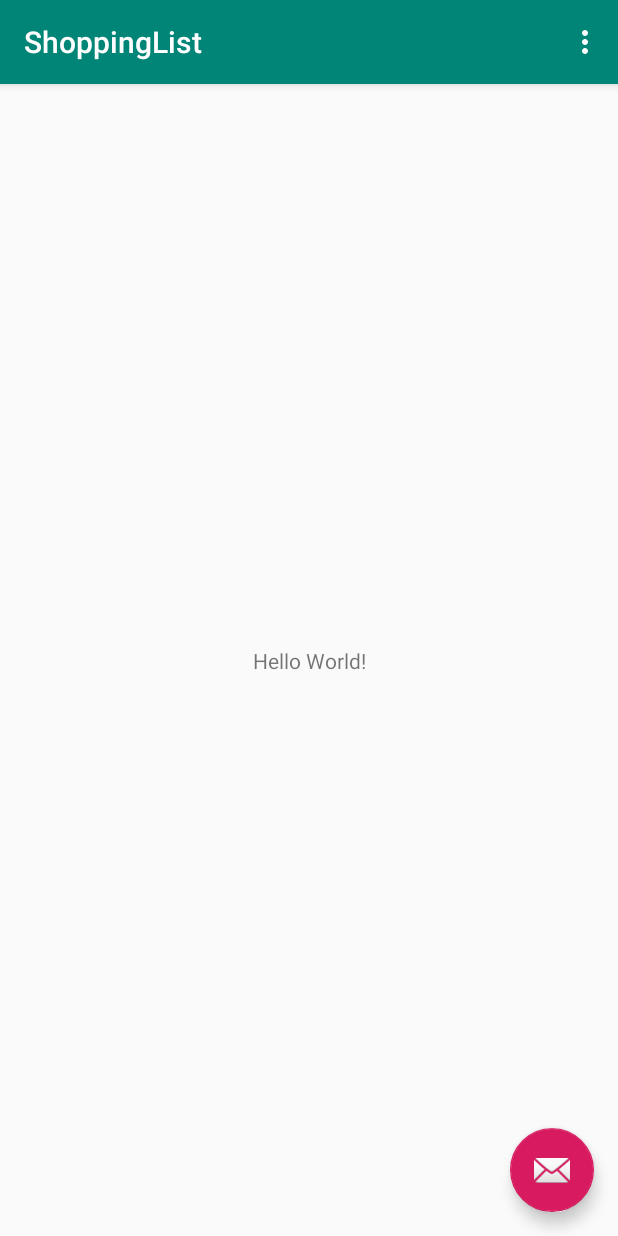
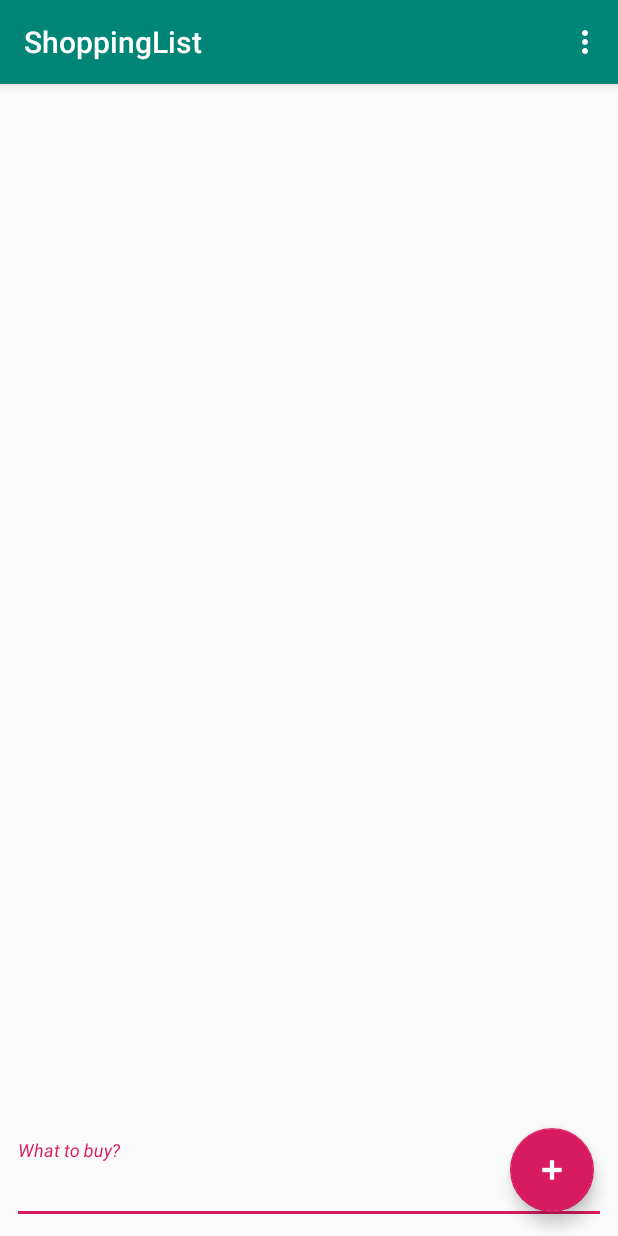
Before and after one commit to LorenzoKorn/shoppingList, an Android app: the screen it shows after launch (MainActivity), on a phone screen of 412 x 824 dp. Run offline under Robolectric (Android 15) with nearby library versions, the phone set to English and light mode, and no system bars.

Commit message:
added page layout

```diff
--- a/app/src/main/res/layout/activity_main.xml
+++ b/app/src/main/res/layout/activity_main.xml
@@ -28,6 +28,7 @@
         android:layout_height="wrap_content"
         android:layout_gravity="bottom|end"
         android:layout_margin="@dimen/fab_margin"
-        app:srcCompat="@android:drawable/ic_dialog_email" />
+        android:tint="@android:color/white"
+        app:srcCompat="@android:drawable/ic_input_add" />
 
 </androidx.coordinatorlayout.widget.CoordinatorLayout>
--- a/app/src/main/res/layout/content_main.xml
+++ b/app/src/main/res/layout/content_main.xml
@@ -8,13 +8,31 @@
     tools:context=".MainActivity"
     tools:showIn="@layout/activity_main">
 
-    <TextView
-        android:layout_width="wrap_content"
+    <com.google.android.material.textfield.TextInputLayout
+        android:id="@+id/textInputLayout3"
+        android:layout_width="match_parent"
         android:layout_height="wrap_content"
-        android:text="Hello World!"
+        android:layout_marginStart="8dp"
+        android:layout_marginEnd="8dp"
+        android:layout_marginBottom="8dp"
         app:layout_constraintBottom_toBottomOf="parent"
-        app:layout_constraintLeft_toLeftOf="parent"
-        app:layout_constraintRight_toRightOf="parent"
+        app:layout_constraintEnd_toEndOf="parent"
+        app:layout_constraintStart_toStartOf="parent">
+
+        <com.google.android.material.textfield.TextInputEditText
+            android:id="@+id/new_item_input"
+            android:layout_width="match_parent"
+            android:layout_height="wrap_content"
+            android:hint="@string/hint"
+            android:textStyle="italic" />
+    </com.google.android.material.textfield.TextInputLayout>
+
+    <androidx.recyclerview.widget.RecyclerView
+        android:id="@+id/shopping_list"
+        android:layout_width="0dp"
+        android:layout_height="0dp"
+        app:layout_constraintBottom_toTopOf="@+id/textInputLayout3"
+        app:layout_constraintEnd_toEndOf="parent"
+        app:layout_constraintStart_toStartOf="parent"
         app:layout_constraintTop_toTopOf="parent" />
-
 </androidx.constraintlayout.widget.ConstraintLayout>
--- a/app/src/main/res/values/strings.xml
+++ b/app/src/main/res/values/strings.xml
@@ -1,4 +1,5 @@
 <resources>
     <string name="app_name">ShoppingList</string>
     <string name="action_settings">Settings</string>
+    <string name="hint">What to buy?</string>
 </resources>
```
